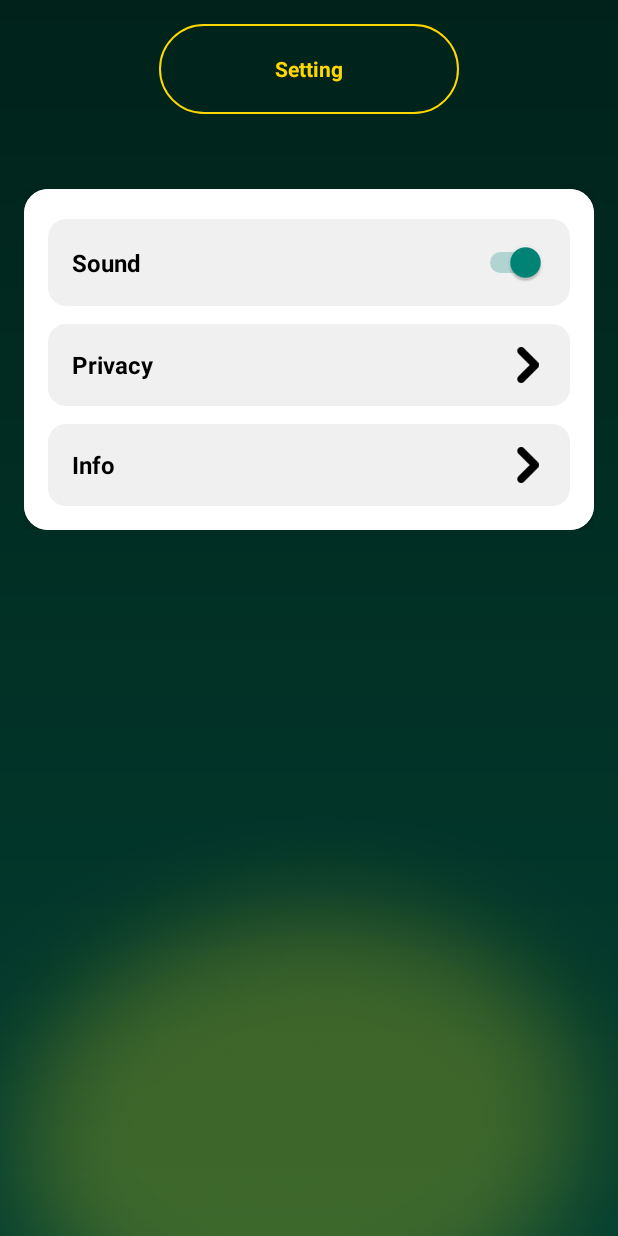
After one commit to dmitryS1666/pushup_dont_stop, an Android app built with Jetpack Compose: the fragment SettingsFragment placed in its activity, on a phone screen of 412 x 824 dp. The commit adds this screen. Run offline under Robolectric (Android 15) with nearby library versions, the phone set to English and light mode, and no system bars.

Commit message:
add main navigation

```diff
--- a/app/build.gradle.kts
+++ b/app/build.gradle.kts
@@ -62,6 +62,7 @@ dependencies {
     implementation(libs.androidx.constraintlayout)
     implementation(libs.androidx.navigation.fragment.ktx)
     implementation(libs.androidx.appcompat)
+    implementation(libs.androidx.cardview)
     testImplementation(libs.junit)
     androidTestImplementation(libs.androidx.junit)
     androidTestImplementation(libs.androidx.espresso.core)
--- a/app/src/main/java/com/pushup/donstop/MainActivity.kt
+++ b/app/src/main/java/com/pushup/donstop/MainActivity.kt
@@ -1,8 +1,11 @@
 package com.pushup.donstop
 
+import android.annotation.SuppressLint
 import android.graphics.Color
 import android.os.Bundle
+import android.util.Log
 import android.view.View
+import android.widget.LinearLayout
 import androidx.appcompat.app.AppCompatActivity
 import androidx.compose.material3.Text
 import androidx.compose.runtime.Composable
@@ -12,16 +15,20 @@ import androidx.core.view.ViewCompat
 import androidx.core.view.WindowCompat
 import androidx.core.view.WindowInsetsCompat
 import androidx.core.view.WindowInsetsControllerCompat
+import androidx.fragment.app.Fragment
+import com.pushup.donstop.ui.InfoFragment
 import com.pushup.donstop.ui.LoadingFragment
 import com.pushup.donstop.ui.MainFragment
+import com.pushup.donstop.ui.SettingsFragment
 import com.pushup.donstop.ui.WorkoutFragment
 import com.pushup.donstop.ui.theme.PushUpDontStopTheme
 
 class MainActivity : AppCompatActivity() {
+    private lateinit var bottomNav: View
 
+    @SuppressLint("MissingInflatedId")
     override fun onCreate(savedInstanceState: Bundle?) {
         super.onCreate(savedInstanceState)
-
         WindowCompat.setDecorFitsSystemWindows(window, false)
         window.statusBarColor = Color.TRANSPARENT
 
@@ -31,6 +38,50 @@ class MainActivity : AppCompatActivity() {
         }
 
         hideSystemUI()
+
+        // Инициализация элементов навигации
+        val navParams: LinearLayout = findViewById(R.id.navParams)
+        val navPlan: LinearLayout = findViewById(R.id.navPlan)
+        val navRun: LinearLayout = findViewById(R.id.navRun)
+        val navStat: LinearLayout = findViewById(R.id.navStat)
+        val navSet: LinearLayout = findViewById(R.id.navSet)
+
+        // Обработчики кликов для каждого элемента нижней панели
+//        navParams.setOnClickListener {
+//            System.out.println("navParams")
+//            // Дополнительная логика для navParams
+//            openFragment(ParamsFragment()) // Пример, откройте фрагмент для navParams
+//        }
+//
+//        navPlan.setOnClickListener {
+//            System.out.println("navPlan")
+//            openFragment(PlanFragment()) // Пример, откройте фрагмент для navPlan
+//        }
+//
+//        navRun.setOnClickListener {
+//            System.out.println("navRun")
+//            openFragment(RunFragment()) // Пример, откройте фрагмент для navRun
+//        }
+//
+//        navStat.setOnClickListener {
+//            System.out.println("navStat")
+//            openFragment(StatFragment()) // Пример, откройте фрагмент для navStat
+//        }
+
+        navSet.setOnClickListener {
+            Log.d("MainActivity", "navSet clicked")
+            openFragment(SettingsFragment()) // Пример, откройте фрагмент для navStat
+        }
+    }
+
+    // Метод для замены фрагмента
+    private fun openFragment(fragment: Fragment) {
+        showBottomNav()
+
+        supportFragmentManager.beginTransaction()
+            .replace(R.id.mainFragmentContainer, fragment)
+            .addToBackStack(null) // Добавить фрагмент в back stack
+            .commit()
     }
 
     private fun hideSystemUI() {
@@ -42,6 +93,20 @@ class MainActivity : AppCompatActivity() {
                         or View.SYSTEM_UI_FLAG_HIDE_NAVIGATION
                         or View.SYSTEM_UI_FLAG_LAYOUT_HIDE_NAVIGATION
                 )
+
+        hideBottomNav()
+    }
+
+    // Метод для отображения панели навигации
+    private fun showBottomNav() {
+        bottomNav = findViewById(R.id.bottomNavInclude)
+        bottomNav.visibility = View.VISIBLE
+    }
+
+    // Метод для скрытия панели навигации
+    private fun hideBottomNav() {
+        bottomNav = findViewById(R.id.bottomNavInclude)
+        bottomNav.visibility = View.GONE
     }
 
     private fun openLoadingFragment() {
@@ -51,16 +116,35 @@ class MainActivity : AppCompatActivity() {
     }
 
     fun openMainFragment() {
+        hideBottomNav()
+
         supportFragmentManager.beginTransaction()
             .replace(R.id.mainFragmentContainer, MainFragment()) // или твой главный фрагмент
             .commit()
     }
 
     fun openWorkoutFragment() {
+        showBottomNav()
+
         supportFragmentManager.beginTransaction()
             .replace(R.id.mainFragmentContainer, WorkoutFragment()) // замените на свой фрагмент, если имя другое
             .addToBackStack(null)
             .commit()
+    }
+
+    override fun onBackPressed() {
+        super.onBackPressed()
+
+        // Подождём, пока фрагмент реально заменится
+        supportFragmentManager.executePendingTransactions()
+
+        val currentFragment = supportFragmentManager.findFragmentById(R.id.mainFragmentContainer)
+
+        if (currentFragment is MainFragment) {
+            hideBottomNav() // Скрываем навигацию на главном экране
+        } else {
+            showBottomNav() // Показываем навигацию, если на других экранах
+        }
     }
 }
 
--- /dev/null
+++ b/app/src/main/java/com/pushup/donstop/ui/SettingsFragment.kt
@@ -0,0 +1,52 @@
+package com.pushup.donstop.ui
+
+import android.content.Context
+import android.os.Bundle
+import android.view.LayoutInflater
+import android.view.View
+import android.view.ViewGroup
+import android.widget.Switch
+import androidx.fragment.app.Fragment
+import com.pushup.donstop.R
+
+class SettingsFragment : Fragment() {
+
+    private lateinit var switchSound: Switch
+
+    override fun onCreateView(
+        inflater: LayoutInflater, container: ViewGroup?,
+        savedInstanceState: Bundle?
+    ): View? {
+        return inflater.inflate(R.layout.fragment_settings, container, false)
+    }
+
+    override fun onViewCreated(view: View, savedInstanceState: Bundle?) {
+        super.onViewCreated(view, savedInstanceState)
+
+        switchSound = view.findViewById(R.id.switchSound)
+        val infoSection: View = view.findViewById(R.id.btnInfo)
+        val privacySection: View = view.findViewById(R.id.btnPrivacy)
+
+        val prefs = requireContext().getSharedPreferences("app_settings", Context.MODE_PRIVATE)
+        val soundEnabled = prefs.getBoolean("sound_enabled", true)
+        switchSound.isChecked = soundEnabled
+
+        switchSound.setOnCheckedChangeListener { _, isChecked ->
+            prefs.edit().putBoolean("sound_enabled", isChecked).apply()
+        }
+
+        infoSection.setOnClickListener {
+            parentFragmentManager.beginTransaction()
+                .replace(R.id.mainFragmentContainer, InfoFragment())
+                .addToBackStack(null)
+                .commit()
+        }
+
+        privacySection.setOnClickListener {
+            parentFragmentManager.beginTransaction()
+                .replace(R.id.mainFragmentContainer, PrivacyFragment())
+                .addToBackStack(null)
+                .commit()
+        }
+    }
+}
--- /dev/null
+++ b/app/src/main/res/drawable/bg_rounded_light_gray.xml
@@ -0,0 +1,6 @@
+<?xml version="1.0" encoding="utf-8"?>
+<shape xmlns:android="http://schemas.android.com/apk/res/android"
+    android:shape="rectangle">
+    <solid android:color="#F0F0F0"/>
+    <corners android:radius="12dp"/>
+</shape>
--- a/app/src/main/res/layout/activity_main.xml
+++ b/app/src/main/res/layout/activity_main.xml
@@ -1,23 +1,27 @@
 <androidx.constraintlayout.widget.ConstraintLayout xmlns:android="http://schemas.android.com/apk/res/android"
+    xmlns:app="http://schemas.android.com/apk/res-auto"
     android:layout_width="match_parent"
     android:layout_height="match_parent"
     android:fitsSystemWindows="false">
 
-    <!-- Контейнер для замены фрагментов -->
-    <FrameLayout xmlns:android="http://schemas.android.com/apk/res/android"
+    <!-- Контейнер для фрагментов -->
+    <FrameLayout
         android:id="@+id/mainFragmentContainer"
-        android:layout_width="match_parent"
-        android:layout_height="match_parent"
-        android:fitsSystemWindows="false"
-        android:background="@android:color/holo_red_light"/>
+        android:layout_width="0dp"
+        android:layout_height="0dp"
+        android:background="@android:color/holo_red_light"
+        app:layout_constraintTop_toTopOf="parent"
+        app:layout_constraintBottom_toTopOf="@+id/bottomNavInclude"
+        app:layout_constraintStart_toStartOf="parent"
+        app:layout_constraintEnd_toEndOf="parent"/>
 
-<!--    <FrameLayout-->
-<!--        android:id="@+id/fragmentContainer"-->
-<!--        android:layout_width="0dp"-->
-<!--        android:layout_height="0dp"-->
-<!--        app:layout_constraintTop_toTopOf="parent"-->
-<!--        app:layout_constraintBottom_toBottomOf="parent"-->
-<!--        app:layout_constraintStart_toStartOf="parent"-->
-<!--        app:layout_constraintEnd_toEndOf="parent" />-->
-
+    <!-- Нижняя панель навигации -->
+    <include
+        android:id="@+id/bottomNavInclude"
+        layout="@layout/view_bottom_nav"
+        android:layout_width="0dp"
+        android:layout_height="60dp"
+        app:layout_constraintBottom_toBottomOf="parent"
+        app:layout_constraintStart_toStartOf="parent"
+        app:layout_constraintEnd_toEndOf="parent"/>
 </androidx.constraintlayout.widget.ConstraintLayout>
--- /dev/null
+++ b/app/src/main/res/layout/fragment_settings.xml
@@ -0,0 +1,154 @@
+<?xml version="1.0" encoding="utf-8"?>
+<androidx.constraintlayout.widget.ConstraintLayout xmlns:android="http://schemas.android.com/apk/res/android"
+    xmlns:app="http://schemas.android.com/apk/res-auto"
+    xmlns:tools="http://schemas.android.com/tools"
+    android:layout_width="match_parent"
+    android:layout_height="match_parent"
+    android:background="@drawable/background_gradient">
+
+    <!-- Заголовок -->
+    <androidx.constraintlayout.widget.ConstraintLayout
+        android:id="@+id/textSettingsTitleText"
+        android:layout_width="match_parent"
+        android:layout_height="wrap_content"
+        android:padding="16dp"
+        tools:ignore="MissingConstraints">
+
+        <!-- Кнопка по центру -->
+        <TextView
+            android:id="@+id/textSettingsTitle"
+            style="@style/PushupBorderButton"
+            android:layout_width="200dp"
+            android:layout_height="60dp"
+            android:text="Setting"
+            app:layout_constraintEnd_toEndOf="parent"
+            app:layout_constraintStart_toStartOf="parent"
+            app:layout_constraintTop_toTopOf="parent" />
+
+        <!-- Переключатель звука -->
+        <androidx.cardview.widget.CardView
+            android:id="@+id/settingsCard"
+            android:layout_width="0dp"
+            android:layout_height="wrap_content"
+            android:layout_marginTop="50dp"
+            app:cardCornerRadius="16dp"
+            app:cardElevation="6dp"
+            app:layout_constraintEnd_toEndOf="parent"
+            app:layout_constraintStart_toStartOf="parent"
+            app:layout_constraintTop_toBottomOf="@id/textSettingsTitle">
+
+            <LinearLayout
+                android:layout_width="match_parent"
+                android:layout_height="wrap_content"
+                android:background="@android:color/white"
+                android:orientation="vertical"
+                android:padding="16dp">
+
+                <!-- Switch Sound -->
+                <LinearLayout
+                    android:layout_width="match_parent"
+                    android:layout_height="wrap_content"
+                    android:layout_marginTop="4dp"
+                    android:layout_marginBottom="12dp"
+                    android:background="@drawable/bg_rounded_light_gray"
+                    android:backgroundTint="#F0F0F0"
+                    android:clickable="false"
+                    android:clipToOutline="true"
+                    android:focusable="false"
+                    android:gravity="center_vertical"
+                    android:orientation="horizontal"
+                    android:paddingHorizontal="16dp"
+                    android:paddingVertical="15dp">
+
+                    <TextView
+                        android:layout_width="0dp"
+                        android:layout_height="wrap_content"
+                        android:layout_weight="1"
+                        android:text="Sound"
+                        android:textColor="#000000"
+                        android:textSize="16sp"
+                        android:textStyle="bold" />
+
+                    <Switch
+                        android:id="@+id/switchSound"
+                        android:layout_width="wrap_content"
+                        android:layout_height="wrap_content" />
+                </LinearLayout>
+
+                <!-- Privacy Button -->
+                <LinearLayout
+                    android:id="@+id/btnPrivacy"
+                    android:layout_width="match_parent"
+                    android:layout_height="wrap_content"
+                    android:layout_marginBottom="12dp"
+                    android:background="@drawable/bg_rounded_light_gray"
+                    android:clickable="true"
+                    android:focusable="true"
+                    android:foreground="?attr/selectableItemBackground"
+                    android:gravity="center_vertical"
+                    android:orientation="horizontal"
+                    android:paddingHorizontal="16dp"
+                    android:paddingVertical="15dp">
+
+                    <TextView
+                        android:layout_width="0dp"
+                        android:layout_height="wrap_content"
+                        android:layout_weight="1"
+                        android:text="Privacy"
+                        android:textColor="#000000"
+                        android:textSize="16sp"
+                        android:textStyle="bold" />
+
+                    <ImageView
+                        android:layout_width="24dp"
+                        android:layout_height="24dp"
+                        android:src="@drawable/ic_arrow_right"
+                        android:tint="#000000" />
+                </LinearLayout>
+
+                <!-- Info Button -->
+                <LinearLayout
+                    android:id="@+id/btnInfo"
+                    android:layout_width="match_parent"
+                    android:layout_height="wrap_content"
+                    android:background="@drawable/bg_rounded_light_gray"
+                    android:clickable="true"
+                    android:focusable="true"
+                    android:foreground="?attr/selectableItemBackground"
+                    android:gravity="center_vertical"
+                    android:orientation="horizontal"
+                    android:paddingHorizontal="16dp"
+                    android:paddingVertical="15dp">
+
+                    <TextView
+                        android:layout_width="0dp"
+                        android:layout_height="wrap_content"
+                        android:layout_weight="1"
+                        android:text="Info"
+                        android:textColor="#000000"
+                        android:textSize="16sp"
+                        android:textStyle="bold" />
+
+                    <ImageView
+                        android:layout_width="24dp"
+                        android:layout_height="24dp"
+                        android:src="@drawable/ic_arrow_right"
+                        android:tint="#000000" />
+                </LinearLayout>
+
+            </LinearLayout>
+
+        </androidx.cardview.widget.CardView>
+    </androidx.constraintlayout.widget.ConstraintLayout>
+
+    <ImageView
+        android:id="@+id/bottomImg"
+        android:layout_width="match_parent"
+        android:layout_height="300dp"
+        android:scaleType="centerCrop"
+        android:src="@drawable/big_bg"
+        android:translationY="10dp"
+        app:layout_constraintBottom_toBottomOf="parent"
+        app:layout_constraintEnd_toEndOf="parent"
+        app:layout_constraintStart_toStartOf="parent" />
+</androidx.constraintlayout.widget.ConstraintLayout>
--- a/app/src/main/res/layout/view_bottom_nav.xml
+++ b/app/src/main/res/layout/view_bottom_nav.xml
@@ -10,10 +10,10 @@
     <LinearLayout
         android:id="@+id/navParams"
         android:layout_width="0dp"
-        android:layout_height="wrap_content"
+        android:layout_height="match_parent"
         android:layout_weight="1"
-        android:orientation="vertical"
-        android:gravity="center">
+        android:gravity="center"
+        android:orientation="vertical">
 
         <ImageView
             android:layout_width="24dp"
--- a/gradle/libs.versions.toml
+++ b/gradle/libs.versions.toml
@@ -11,6 +11,7 @@ composeBom = "2024.04.01"
 constraintlayout = "2.2.1"
 navigationFragmentKtx = "2.8.9"
 appcompat = "1.7.0"
+cardview = "1.0.0"
 
 [libraries]
 androidx-core-ktx = { group = "androidx.core", name = "core-ktx", version.ref = "coreKtx" }
@@ -30,6 +31,7 @@ androidx-material3 = { group = "androidx.compose.material3", name = "material3"
 androidx-constraintlayout = { group = "androidx.constraintlayout", name = "constraintlayout", version.ref = "constraintlayout" }
 androidx-navigation-fragment-ktx = { group = "androidx.navigation", name = "navigation-fragment-ktx", version.ref = "navigationFragmentKtx" }
 androidx-appcompat = { group = "androidx.appcompat", name = "appcompat", version.ref = "appcompat" }
+androidx-cardview = { group = "androidx.cardview", name = "cardview", version.ref = "cardview" }
 
 [plugins]
 android-application = { id = "com.android.application", version.ref = "agp" }
```
Also changed, not shown: app/src/main/java/com/pushup/donstop/ui/InfoFragment.kt (added, +19 -0 lines), app/src/main/java/com/pushup/donstop/ui/PrivacyFragment.kt (added, +19 -0 lines), app/src/main/java/com/pushup/donstop/ui/WorkoutFragment.kt (+32 -1 lines), app/src/main/res/layout/fragment_info.xml (added, +75 -0 lines), app/src/main/res/layout/fragment_privacy.xml (added, +78 -0 lines), app/src/main/res/layout/fragment_workout.xml (+1 -11 lines), app/src/main/res/drawable/big_bg.png (added), app/src/main/res/drawable/ic_arrow_back.png (added), app/src/main/res/drawable/ic_arrow_right.png (added).
